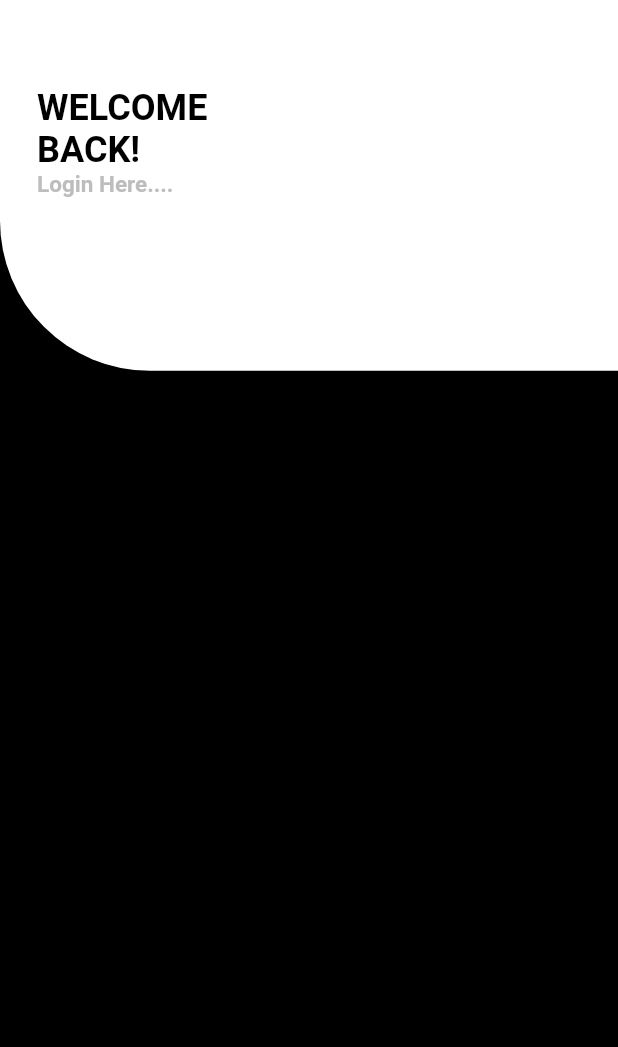
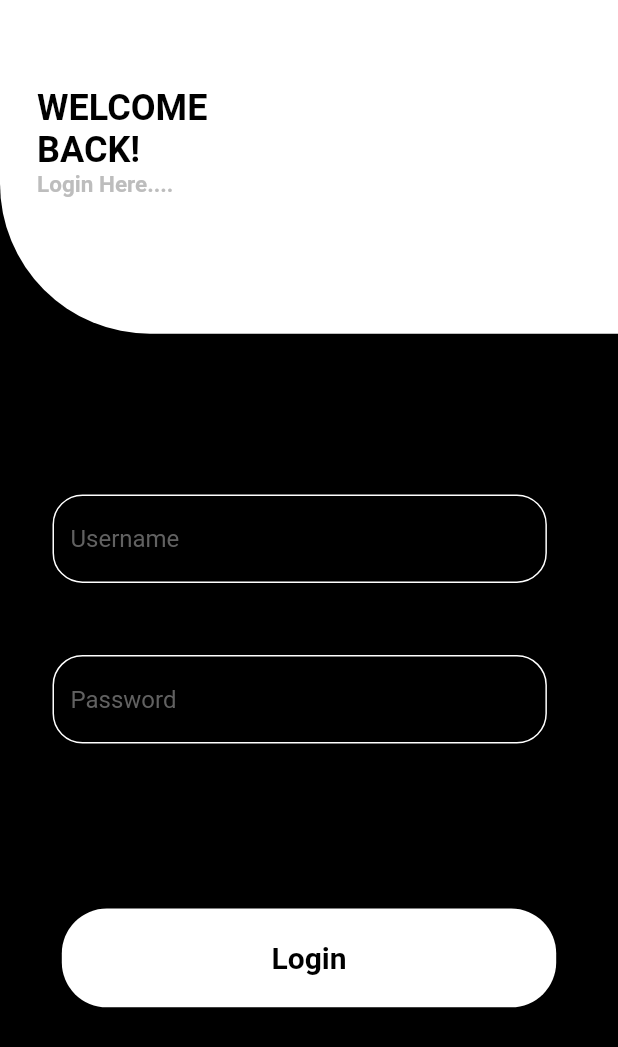
Before and after one commit to Zalefzn/carShop_app, a Flutter app: the screen it shows after launch, after a tap on "Get Started", on a phone screen of 412 x 824 dp. Shown: the top 1047 px of the screen. Run offline on Flutter 3.47's test engine with Material 2 defaults, Android fonts, the phone set to English and light mode, and no system bars.

Commit message:
[update data]

```diff
--- /dev/null
+++ b/lib/screen/fromField.dart
@@ -0,0 +1,43 @@
+import 'package:car_shop/utilities/config/sizeConfig.dart';
+import 'package:flutter/material.dart';
+
+class FromField extends StatefulWidget {
+  final bool scureText;
+  final String hintText;
+
+  FromField(this.scureText, this.hintText, {Key? key}) : super(key: key);
+
+  @override
+  State<FromField> createState() => _From();
+}
+
+class _From extends State<FromField> {
+  @override
+  Widget build(BuildContext context) {
+    SizeConfig().init(context);
+    return Container(
+      margin: const EdgeInsets.only(left: 35),
+      height: SizeConfig.blockVertical * 8,
+      width: SizeConfig.blockHorizontal * 80,
+      child: TextFormField(
+        obscureText: widget.scureText,
+        style: const TextStyle(
+          color: Colors.white,
+        ),
+        decoration: InputDecoration(
+          hintText: widget.hintText,
+          hintStyle: TextStyle(color: Colors.grey[700]),
+          border: OutlineInputBorder(
+            borderRadius: BorderRadius.circular(20),
+          ),
+          enabledBorder: OutlineInputBorder(
+              borderSide: const BorderSide(
+                color: Colors.white,
+                width: 1,
+              ),
+              borderRadius: BorderRadius.circular(20)),
+        ),
+      ),
+    );
+  }
+}
--- a/lib/widgets/bannerPage/bannerPage.dart
+++ b/lib/widgets/bannerPage/bannerPage.dart
@@ -47,7 +47,7 @@ class _Banner extends State<BannerPage> with WidgetsBindingObserver {
             top: SizeConfig.blockVertical * 20,
             right: SizeConfig.blockHorizontal * 20),
         height: SizeConfig.blockVertical * 30,
-        width: SizeConfig.blockHorizontal * 80,
+        width: SizeConfig.blockHorizontal * 100,
         decoration: BoxDecoration(
           image: const DecorationImage(
             fit: BoxFit.cover,
--- /dev/null
+++ b/lib/widgets/homePage/homePage.dart
@@ -0,0 +1,14 @@
+import 'package:flutter/material.dart';
+
+class HomePage extends StatefulWidget {
+  const HomePage({Key? key}) : super(key: key);
+  @override
+  State<HomePage> createState() => _Home();
+}
+
+class _Home extends State<HomePage> {
+  @override
+  Widget build(BuildContext context) {
+    return Scaffold();
+  }
+}
--- a/lib/widgets/loginPage/loginPage.dart
+++ b/lib/widgets/loginPage/loginPage.dart
@@ -1,3 +1,4 @@
+import 'package:car_shop/screen/fromField.dart';
 import 'package:car_shop/utilities/config/sizeConfig.dart';
 import 'package:car_shop/utilities/theme/colorTheme.dart';
 import 'package:flutter/material.dart';
@@ -16,12 +17,11 @@ class _Login extends State<LoginPage> {
 
     Widget headers() {
       return Container(
-        height: SizeConfig.blockVertical * 30,
+        height: SizeConfig.blockVertical * 27,
         width: SizeConfig.blockHorizontal * 100,
-        decoration: BoxDecoration(
-            color: bgColor,
-            borderRadius:
-                const BorderRadius.only(bottomLeft: Radius.circular(100))),
+        decoration: const BoxDecoration(
+            color: Colors.white,
+            borderRadius: BorderRadius.only(bottomLeft: Radius.circular(100))),
       );
     }
 
@@ -51,6 +51,51 @@ class _Login extends State<LoginPage> {
       );
     }
 
+    Widget textField() {
+      return SingleChildScrollView(
+        child: Column(
+          mainAxisAlignment: MainAxisAlignment.center,
+          children: [
+            SizedBox(height: SizeConfig.blockVertical * 40),
+            FromField(false, "Username"),
+            SizedBox(height: SizeConfig.blockVertical * 5),
+            FromField(true, "Password"),
+          ],
+        ),
+      );
+    }
+
+    Widget checkList() {
+      return Row(
+        children: [
+          Container(
+            height: 20,
+            width: 20,
+            decoration: BoxDecoration(),
+          ),
+        ],
+      );
+    }
+
+    Widget buttonNavigate() {
+      return Center(
+        child: Container(
+            margin: EdgeInsets.only(top: SizeConfig.blockHorizontal * 110),
+            height: SizeConfig.blockVertical * 8,
+            width: SizeConfig.blockHorizontal * 80,
+            decoration: BoxDecoration(
+                color: Colors.white, borderRadius: BorderRadius.circular(30)),
+            child: TextButton(
+                onPressed: () {},
+                child: const Text('Login',
+                    style: TextStyle(
+                      color: Colors.black,
+                      fontSize: 20,
+                      fontWeight: FontWeight.bold,
+                    )))),
+      );
+    }
+
     return SafeArea(
       child: Scaffold(
         backgroundColor: Colors.black,
@@ -58,6 +103,8 @@ class _Login extends State<LoginPage> {
           children: [
             headers(),
             textWelcome(),
+            textField(),
+            buttonNavigate(),
           ],
         ),
       ),
```
Also changed, not shown: assets/eye.png (added).
